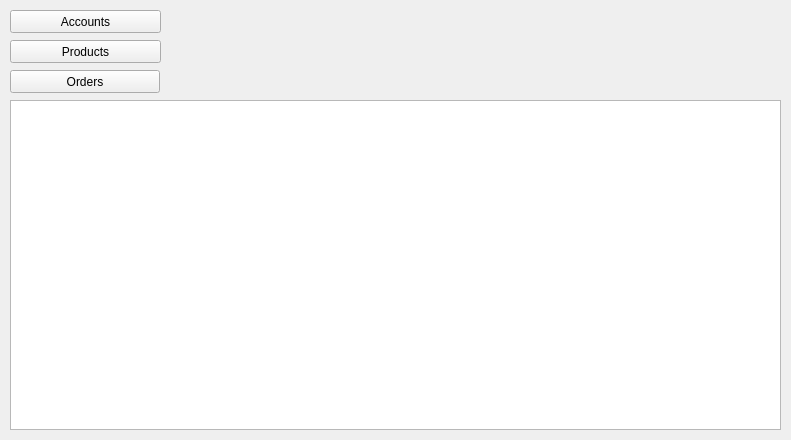
This is app/src/ui/NEW/archive_page.ui in Kazu0210/Inventory-System as Qt 5 draws it before an edit. The edited form follows.
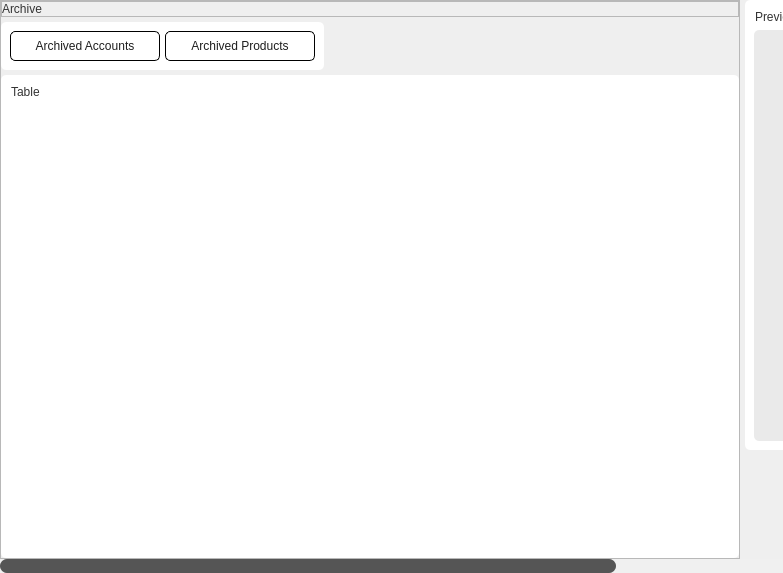
This is the edited form.

Diff of the .ui file:
```diff
--- a/app/src/ui/NEW/archive_page.ui
+++ b/app/src/ui/NEW/archive_page.ui
@@ -6,62 +6,489 @@
    <rect>
     <x>0</x>
     <y>0</y>
-    <width>791</width>
-    <height>440</height>
+    <width>783</width>
+    <height>573</height>
    </rect>
   </property>
   <property name="windowTitle">
    <string>Form</string>
   </property>
-  <widget class="QPushButton" name="accounts_pushButton">
-   <property name="geometry">
-    <rect>
-     <x>10</x>
-     <y>10</y>
-     <width>151</width>
-     <height>23</height>
-    </rect>
+  <property name="styleSheet">
+   <string notr="true">*{
+font: 10pt &quot;Noto Sans&quot;;
+}
+</string>
+  </property>
+  <layout class="QVBoxLayout" name="verticalLayout">
+   <property name="spacing">
+    <number>5</number>
    </property>
-   <property name="text">
-    <string>Accounts</string>
+   <property name="leftMargin">
+    <number>0</number>
    </property>
-  </widget>
-  <widget class="QPushButton" name="products_pushButton">
-   <property name="geometry">
-    <rect>
-     <x>10</x>
-     <y>40</y>
-     <width>151</width>
-     <height>23</height>
-    </rect>
+   <property name="topMargin">
+    <number>0</number>
    </property>
-   <property name="text">
-    <string>Products</string>
+   <property name="rightMargin">
+    <number>0</number>
    </property>
-  </widget>
-  <widget class="QPushButton" name="orders_pushButton">
-   <property name="geometry">
-    <rect>
-     <x>10</x>
-     <y>70</y>
-     <width>150</width>
-     <height>23</height>
-    </rect>
+   <property name="bottomMargin">
+    <number>0</number>
    </property>
-   <property name="text">
-    <string>Orders</string>
-   </property>
-  </widget>
-  <widget class="QTableWidget" name="tableWidget">
-   <property name="geometry">
-    <rect>
-     <x>10</x>
-     <y>100</y>
-     <width>771</width>
-     <height>330</height>
-    </rect>
-   </property>
-  </widget>
+   <item>
+    <widget class="QScrollArea" name="scrollArea">
+     <property name="styleSheet">
+      <string notr="true">#scrollArea{
+background-color: #EAEAEA;
+border: none;
+border-radius: 5px;
+}
+
+QScrollBar:hover{
+ cursor: pointer;
+}
+            QScrollBar:vertical {
+                border: none;
+                background: #F0F0F0;
+                width: 14px;
+                margin: 0px 0px 0px 0px;
+            }
+            QScrollBar::handle:vertical {
+                background: #90A4AE;
+                border-radius: 7px;
+                min-height: 30px;
+            }
+            QScrollBar::add-line:vertical, QScrollBar::sub-line:vertical {
+                height: 0px;
+                background: none;
+            }
+            QScrollBar::add-page:vertical, QScrollBar::sub-page:vertical {
+                background: #F0F0F0;
+            }
+            QScrollBar:horizontal {
+                border: none;
+                background: #f0f0f0;
+                height: 14px;
+                margin: 0px 0px 0px 0px;
+            }
+            QScrollBar::handle:horizontal {
+                background: #555;
+                border-radius: 7px;
+                min-width: 30px;
+            }
+            QScrollBar::add-line:horizontal, QScrollBar::sub-line:horizontal {
+                width: 0px;
+                background: none;
+            }
+            QScrollBar::add-page:horizontal, QScrollBar::sub-page:horizontal {
+                background: #f0f0f0;
+            }</string>
+     </property>
+     <property name="widgetResizable">
+      <bool>true</bool>
+     </property>
+     <widget class="QWidget" name="scrollAreaWidgetContents">
+      <property name="geometry">
+       <rect>
+        <x>-212</x>
+        <y>0</y>
+        <width>995</width>
+        <height>556</height>
+       </rect>
+      </property>
+      <layout class="QHBoxLayout" name="horizontalLayout">
+       <property name="spacing">
+        <number>5</number>
+       </property>
+       <property name="leftMargin">
+        <number>0</number>
+       </property>
+       <property name="topMargin">
+        <number>0</number>
+       </property>
+       <property name="rightMargin">
+        <number>0</number>
+       </property>
+       <property name="bottomMargin">
+        <number>0</number>
+       </property>
+       <item>
+        <widget class="QFrame" name="frame_2">
+         <property name="minimumSize">
+          <size>
+           <width>740</width>
+           <height>0</height>
+          </size>
+         </property>
+         <property name="frameShape">
+          <enum>QFrame::StyledPanel</enum>
+         </property>
+         <property name="frameShadow">
+          <enum>QFrame::Raised</enum>
+         </property>
+         <layout class="QVBoxLayout" name="verticalLayout_2">
+          <property name="spacing">
+           <number>5</number>
+          </property>
+          <property name="leftMargin">
+           <number>0</number>
+          </property>
+          <property name="topMargin">
+           <number>0</number>
+          </property>
+          <property name="rightMargin">
+           <number>0</number>
+          </property>
+          <property name="bottomMargin">
+           <number>0</number>
+          </property>
+          <item>
+           <widget class="QFrame" name="frame_4">
+            <property name="frameShape">
+             <enum>QFrame::StyledPanel</enum>
+            </property>
+            <property name="frameShadow">
+             <enum>QFrame::Raised</enum>
+            </property>
+            <layout class="QHBoxLayout" name="horizontalLayout_3">
+             <property name="spacing">
+              <number>0</number>
+             </property>
+             <property name="leftMargin">
+              <number>0</number>
+             </property>
+             <property name="topMargin">
+              <number>0</number>
+             </property>
+             <property name="rightMargin">
+              <number>0</number>
+             </property>
+             <property name="bottomMargin">
+              <number>0</number>
+             </property>
+             <item alignment="Qt::AlignTop">
+              <widget class="QLabel" name="label">
+               <property name="styleSheet">
+                <string notr="true">font: 87 16pt &quot;Noto Sans Black&quot;;
+color: #333333;</string>
+               </property>
+               <property name="text">
+                <string>Archive</string>
+               </property>
+              </widget>
+             </item>
+            </layout>
+           </widget>
+          </item>
+          <item alignment="Qt::AlignLeft">
+           <widget class="QFrame" name="frame_3">
+            <property name="styleSheet">
+             <string notr="true">#frame_3{
+background-color: #fff;
+border-radius: 5px;
+}</string>
+            </property>
+            <property name="frameShape">
+             <enum>QFrame::StyledPanel</enum>
+            </property>
+            <property name="frameShadow">
+             <enum>QFrame::Raised</enum>
+            </property>
+            <layout class="QHBoxLayout" name="horizontalLayout_2">
+             <property name="spacing">
+              <number>5</number>
+             </property>
+             <property name="leftMargin">
+              <number>9</number>
+             </property>
+             <property name="topMargin">
+              <number>9</number>
+             </property>
+             <property name="rightMargin">
+              <number>9</number>
+             </property>
+             <property name="bottomMargin">
+              <number>9</number>
+             </property>
+             <item>
+              <widget class="QPushButton" name="accounts_pushButton">
+               <property name="minimumSize">
+                <size>
+                 <width>150</width>
+                 <height>30</height>
+                </size>
+               </property>
+               <property name="maximumSize">
+                <size>
+                 <width>150</width>
+                 <height>30</height>
+                </size>
+               </property>
+               <property name="cursor">
+                <cursorShape>PointingHandCursor</cursorShape>
+               </property>
+               <property name="styleSheet">
+                <string notr="true">background-color: #fff;
+border: 1px solid #000;
+border-radius: 5px;
+padding: 5px;
+font: 87 10pt &quot;Noto Sans Black&quot;;
+color: #1E1E1E;</string>
+               </property>
+               <property name="text">
+                <string>Archived Accounts</string>
+               </property>
+              </widget>
+             </item>
+             <item>
+              <widget class="QPushButton" name="products_pushButton">
+               <property name="minimumSize">
+                <size>
+                 <width>150</width>
+                 <height>30</height>
+                </size>
+               </property>
+               <property name="maximumSize">
+                <size>
+                 <width>150</width>
+                 <height>30</height>
+                </size>
+               </property>
+               <property name="cursor">
+                <cursorShape>PointingHandCursor</cursorShape>
+               </property>
+               <property name="styleSheet">
+                <string notr="true">background-color: #fff;
+border: 1px solid #000;
+border-radius: 5px;
+padding: 5px;
+font: 87 10pt &quot;Noto Sans Black&quot;;
+color: #1E1E1E;</string>
+               </property>
+               <property name="text">
+                <string>Archived Products</string>
+               </property>
+              </widget>
+             </item>
+            </layout>
+           </widget>
+          </item>
+          <item>
+           <widget class="QFrame" name="frame_5">
+            <property name="styleSheet">
+             <string notr="true">#frame_5{
+background-color: #fff;
+border-radius: 5px;
+}</string>
+            </property>
+            <property name="frameShape">
+             <enum>QFrame::StyledPanel</enum>
+            </property>
+            <property name="frameShadow">
+             <enum>QFrame::Raised</enum>
+            </property>
+            <layout class="QVBoxLayout" name="verticalLayout_3">
+             <property name="spacing">
+              <number>5</number>
+             </property>
+             <item>
+              <widget class="QFrame" name="frame_6">
+               <property name="styleSheet">
+                <string notr="true">background-color: transparent;</string>
+               </property>
+               <property name="frameShape">
+                <enum>QFrame::StyledPanel</enum>
+               </property>
+               <property name="frameShadow">
+                <enum>QFrame::Raised</enum>
+               </property>
+               <layout class="QHBoxLayout" name="horizontalLayout_4">
+                <property name="spacing">
+                 <number>0</number>
+                </property>
+                <property name="leftMargin">
+                 <number>0</number>
+                </property>
+                <property name="topMargin">
+                 <number>0</number>
+                </property>
+                <property name="rightMargin">
+                 <number>0</number>
+                </property>
+                <property name="bottomMargin">
+                 <number>0</number>
+                </property>
+                <item alignment="Qt::AlignLeft">
+                 <widget class="QLabel" name="label_2">
+                  <property name="styleSheet">
+                   <string notr="true">font: 87 16pt &quot;Noto Sans Black&quot;;
+color: #333333;</string>
+                  </property>
+                  <property name="text">
+                   <string>Table</string>
+                  </property>
+                 </widget>
+                </item>
+               </layout>
+              </widget>
+             </item>
+             <item>
+              <widget class="QTableWidget" name="tableWidget">
+               <property name="styleSheet">
+                <string notr="true">background-color: transparent;
+border: none;</string>
+               </property>
+              </widget>
+             </item>
+            </layout>
+           </widget>
+          </item>
+         </layout>
+        </widget>
+       </item>
+       <item alignment="Qt::AlignTop">
+        <widget class="QFrame" name="frame">
+         <property name="minimumSize">
+          <size>
+           <width>250</width>
+           <height>450</height>
+          </size>
+         </property>
+         <property name="maximumSize">
+          <size>
+           <width>16777215</width>
+           <height>500</height>
+          </size>
+         </property>
+         <property name="styleSheet">
+          <string notr="true">#frame{
+background-color: #fff;
+border-radius: 5px;
+}
+*{
+background-color: transparent;
+}</string>
+         </property>
+         <property name="frameShape">
+          <enum>QFrame::StyledPanel</enum>
+         </property>
+         <property name="frameShadow">
+          <enum>QFrame::Raised</enum>
+         </property>
+         <layout class="QVBoxLayout" name="verticalLayout_4">
+          <property name="spacing">
+           <number>5</number>
+          </property>
+          <item alignment="Qt::AlignTop">
+           <widget class="QFrame" name="frame_7">
+            <property name="frameShape">
+             <enum>QFrame::StyledPanel</enum>
+            </property>
+            <property name="frameShadow">
+             <enum>QFrame::Raised</enum>
+            </property>
+            <layout class="QHBoxLayout" name="horizontalLayout_5">
+             <property name="spacing">
+              <number>0</number>
+             </property>
+             <property name="leftMargin">
+              <number>0</number>
+             </property>
+             <property name="topMargin">
+              <number>0</number>
+             </property>
+             <property name="rightMargin">
+              <number>0</number>
+             </property>
+             <property name="bottomMargin">
+              <number>0</number>
+             </property>
+             <item>
+              <widget class="QLabel" name="label_3">
+               <property name="styleSheet">
+                <string notr="true">font: 63 12pt &quot;Noto Sans SemiBold&quot;;
+color: #333333;</string>
+               </property>
+               <property name="text">
+                <string>Preview:</string>
+               </property>
+              </widget>
+             </item>
+            </layout>
+           </widget>
+          </item>
+          <item>
+           <widget class="QScrollArea" name="scrollArea_2">
+            <property name="styleSheet">
+             <string notr="true">#scrollArea_2{
+background-color: #EAEAEA;
+border: none;
+border-radius: 5px;
+}
+
+QScrollBar:hover{
+ cursor: pointer;
+}
+            QScrollBar:vertical {
+                border: none;
+                background: #F0F0F0;
+                width: 14px;
+                margin: 0px 0px 0px 0px;
+            }
+            QScrollBar::handle:vertical {
+                background: #90A4AE;
+                border-radius: 7px;
+                min-height: 30px;
+            }
+            QScrollBar::add-line:vertical, QScrollBar::sub-line:vertical {
+                height: 0px;
+                background: none;
+            }
+            QScrollBar::add-page:vertical, QScrollBar::sub-page:vertical {
+                background: #F0F0F0;
+            }
+            QScrollBar:horizontal {
+                border: none;
+                background: #f0f0f0;
+                height: 14px;
+                margin: 0px 0px 0px 0px;
+            }
+            QScrollBar::handle:horizontal {
+                background: #555;
+                border-radius: 7px;
+                min-width: 30px;
+            }
+            QScrollBar::add-line:horizontal, QScrollBar::sub-line:horizontal {
+                width: 0px;
+                background: none;
+            }
+            QScrollBar::add-page:horizontal, QScrollBar::sub-page:horizontal {
+                background: #f0f0f0;
+            }</string>
+            </property>
+            <property name="widgetResizable">
+             <bool>true</bool>
+            </property>
+            <widget class="QWidget" name="scrollAreaWidgetContents_2">
+             <property name="geometry">
+              <rect>
+               <x>0</x>
+               <y>0</y>
+               <width>232</width>
+               <height>401</height>
+              </rect>
+             </property>
+            </widget>
+           </widget>
+          </item>
+         </layout>
+        </widget>
+       </item>
+      </layout>
+     </widget>
+    </widget>
+   </item>
+  </layout>
  </widget>
  <resources/>
  <connections/>
```
